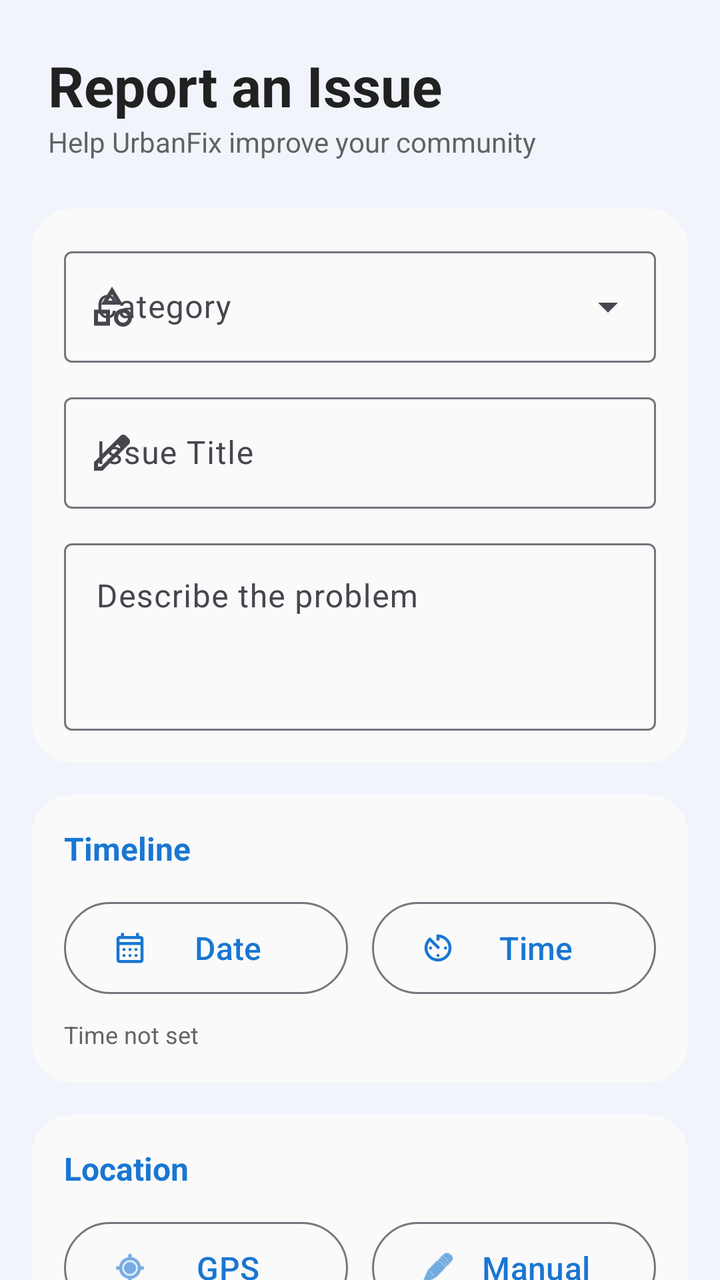
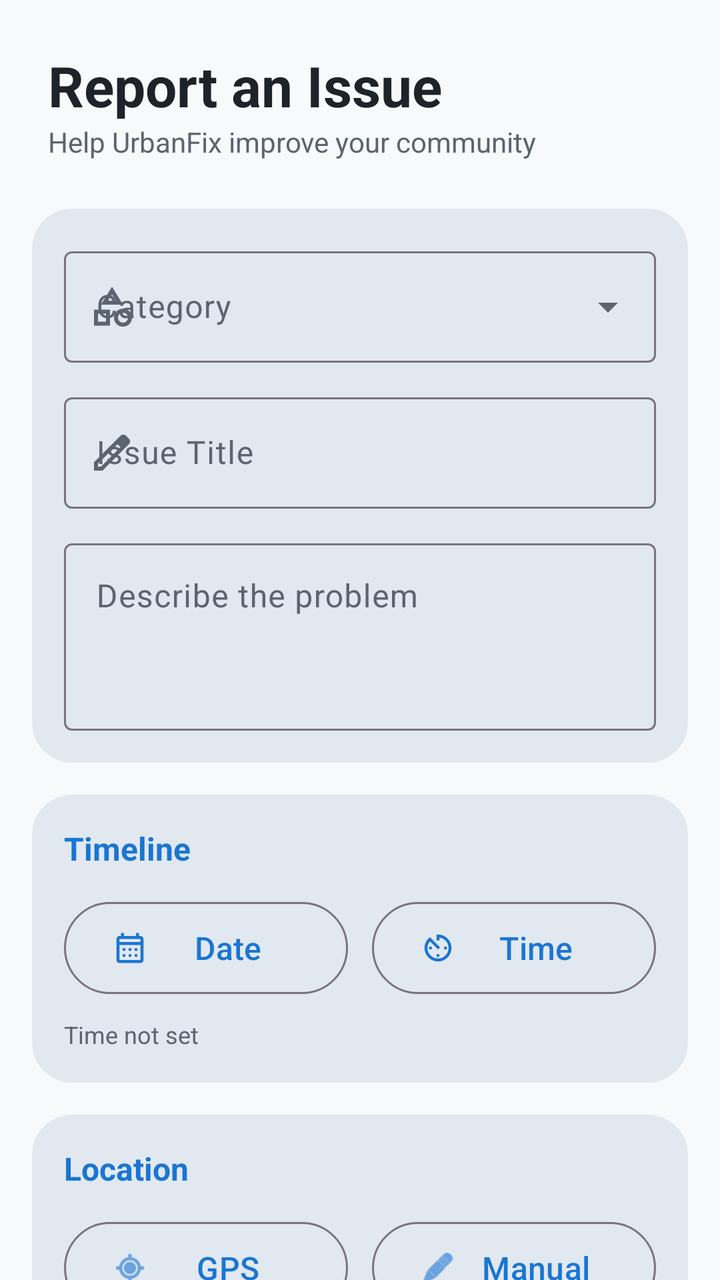

An Android layout rendered at two revisions. The XML below is the earlier revision; the diff shows what the commit changed to produce the second picture.
<!-- AndroidManifest.xml: application theme Theme.Urbanfix -->
<!-- res/layout/fragment_report.xml -->
<?xml version="1.0" encoding="utf-8"?>
<androidx.constraintlayout.widget.ConstraintLayout xmlns:android="http://schemas.android.com/apk/res/android"
    xmlns:app="http://schemas.android.com/apk/res-auto"
    xmlns:tools="http://schemas.android.com/tools"
    android:layout_width="match_parent"
    android:layout_height="match_parent"
    android:background="?android:attr/windowBackground">

    <LinearLayout
        android:id="@+id/headerLayout"
        android:layout_width="match_parent"
        android:layout_height="wrap_content"
        android:orientation="vertical"
        android:padding="24dp"
        app:layout_constraintTop_toTopOf="parent">

        <TextView
            android:layout_width="wrap_content"
            android:layout_height="wrap_content"
            android:text="Report an Issue"
            android:textColor="?attr/colorOnSurface"
            android:textSize="28sp"
            android:textStyle="bold" />

        <TextView
            android:layout_width="wrap_content"
            android:layout_height="wrap_content"
            android:alpha="0.7"
            android:text="Help UrbanFix improve your community"
            android:textColor="?attr/colorOnSurface"
            android:textSize="14sp" />
    </LinearLayout>

    <ScrollView
        android:layout_width="match_parent"
        android:layout_height="0dp"
        android:fillViewport="true"
        android:scrollbars="none"
        app:layout_constraintBottom_toBottomOf="parent"
        app:layout_constraintTop_toBottomOf="@id/headerLayout">

        <LinearLayout
            android:layout_width="match_parent"
            android:layout_height="wrap_content"
            android:orientation="vertical"
            android:paddingHorizontal="16dp"
            android:paddingBottom="24dp">

            <com.google.android.material.card.MaterialCardView
                android:layout_width="match_parent"
                android:layout_height="wrap_content"
                android:layout_marginBottom="16dp"
                app:cardBackgroundColor="?attr/colorSurface"
                app:cardCornerRadius="20dp"
                app:cardElevation="0dp"
                app:strokeWidth="0dp">

                <LinearLayout
                    android:layout_width="match_parent"
                    android:layout_height="wrap_content"
                    android:orientation="vertical"
                    android:padding="16dp">

                    <com.google.android.material.textfield.TextInputLayout
                        style="@style/Widget.Material3.TextInputLayout.OutlinedBox.ExposedDropdownMenu"
                        android:layout_width="match_parent"
                        android:layout_height="wrap_content"
                        android:hint="Category"
                        app:startIconDrawable="@drawable/ic_category">

                        <AutoCompleteTextView
                            android:id="@+id/categorySpinner"
                            android:layout_width="match_parent"
                            android:layout_height="wrap_content"
                            android:inputType="none"
                            android:textColor="?attr/colorOnSurface" />
                    </com.google.android.material.textfield.TextInputLayout>

                    <com.google.android.material.textfield.TextInputLayout
                        style="@style/Widget.Material3.TextInputLayout.OutlinedBox"
                        android:layout_width="match_parent"
                        android:layout_height="wrap_content"
                        android:layout_marginTop="12dp"
                        android:hint="Issue Title"
                        app:startIconDrawable="@drawable/ic_edit">

                        <com.google.android.material.textfield.TextInputEditText
                            android:id="@+id/etTitle"
                            android:layout_width="match_parent"
                            android:layout_height="wrap_content"
                            android:inputType="textCapSentences"
                            android:textColor="?attr/colorOnSurface" />
                    </com.google.android.material.textfield.TextInputLayout>

                    <com.google.android.material.textfield.TextInputLayout
                        style="@style/Widget.Material3.TextInputLayout.OutlinedBox"
                        android:layout_width="match_parent"
                        android:layout_height="wrap_content"
                        android:layout_marginTop="12dp"
                        android:hint="Describe the problem">

                        <com.google.android.material.textfield.TextInputEditText
                            android:id="@+id/etDescription"
                            android:layout_width="match_parent"
                            android:layout_height="wrap_content"
                            android:gravity="top"
                            android:inputType="textMultiLine"
                            android:minLines="3"
                            android:textColor="?attr/colorOnSurface" />
                    </com.google.android.material.textfield.TextInputLayout>
                </LinearLayout>
            </com.google.android.material.card.MaterialCardView>

            <com.google.android.material.card.MaterialCardView
                android:layout_width="match_parent"
                android:layout_height="wrap_content"
                android:layout_marginBottom="16dp"
                app:cardBackgroundColor="?attr/colorSurface"
                app:cardCornerRadius="20dp"
                app:cardElevation="0dp"
                app:strokeWidth="0dp">

                <LinearLayout
                    android:layout_width="match_parent"
                    android:layout_height="wrap_content"
                    android:orientation="vertical"
                    android:padding="16dp">

                    <TextView
                        android:layout_width="wrap_content"
                        android:layout_height="wrap_content"
                        android:text="Timeline"
                        android:textStyle="bold"
                        android:textColor="?attr/colorPrimary" />

                    <LinearLayout
                        android:layout_width="match_parent"
                        android:layout_height="wrap_content"
                        android:layout_marginTop="12dp"
                        android:orientation="horizontal"
                        android:weightSum="2">

                        <com.google.android.material.button.MaterialButton
                            android:id="@+id/btnPickDate"
                            style="@style/Widget.Material3.Button.OutlinedButton"
                            android:layout_width="0dp"
                            android:layout_height="54dp"
                            android:layout_weight="1"
                            android:layout_marginEnd="6dp"
                            android:text="Date"
                            app:icon="@drawable/ic_calendar" />

                        <com.google.android.material.button.MaterialButton
                            android:id="@+id/btnPickTime"
                            style="@style/Widget.Material3.Button.OutlinedButton"
                            android:layout_width="0dp"
                            android:layout_height="54dp"
                            android:layout_weight="1"
                            android:layout_marginStart="6dp"
                            android:text="Time"
                            app:icon="@drawable/ic_timer" />
                    </LinearLayout>

                    <TextView
                        android:id="@+id/tvSelectedDateTime"
                        android:layout_width="wrap_content"
                        android:layout_height="wrap_content"
                        android:layout_marginTop="8dp"
                        android:alpha="0.7"
                        android:text="Time not set"
                        android:textColor="?attr/colorOnSurface"
                        android:textSize="12sp" />
                </LinearLayout>
            </com.google.android.material.card.MaterialCardView>

            <com.google.android.material.card.MaterialCardView
                android:layout_width="match_parent"
                android:layout_height="wrap_content"
                android:layout_marginBottom="16dp"
                app:cardBackgroundColor="?attr/colorSurface"
                app:cardCornerRadius="20dp"
                app:cardElevation="0dp"
                app:strokeWidth="0dp">

                <LinearLayout
                    android:layout_width="match_parent"
                    android:layout_height="wrap_content"
                    android:orientation="vertical"
                    android:padding="16dp">

                    <TextView
                        android:layout_width="wrap_content"
                        android:layout_height="wrap_content"
                        android:text="Location"
                        android:textStyle="bold"
                        android:textColor="?attr/colorPrimary" />

                    <LinearLayout
                        android:layout_width="match_parent"
                        android:layout_height="wrap_content"
                        android:layout_marginTop="12dp"
                        android:orientation="horizontal"
                        android:weightSum="2">

                        <com.google.android.material.button.MaterialButton
                            android:id="@+id/btnCurrentLoc"
                            style="@style/Widget.Material3.Button.OutlinedButton"
                            android:layout_width="0dp"
                            android:layout_height="54dp"
                            android:layout_weight="1"
                            android:layout_marginEnd="6dp"
                            android:text="GPS"
                            app:icon="@android:drawable/ic_menu_mylocation" />

                        <com.google.android.material.button.MaterialButton
                            android:id="@+id/btnManualLoc"
                            style="@style/Widget.Material3.Button.OutlinedButton"
                            android:layout_width="0dp"
                            android:layout_height="54dp"
                            android:layout_weight="1"
                            android:layout_marginStart="6dp"
                            android:text="Manual"
                            app:icon="@android:drawable/ic_menu_edit" />
                    </LinearLayout>

                    <TextView
                        android:id="@+id/tvSelectedLocation"
                        android:layout_width="wrap_content"
                        android:layout_height="wrap_content"
                        android:layout_marginTop="8dp"
                        android:alpha="0.7"
                        android:text="Location not set"
                        android:textColor="?attr/colorOnSurface"
                        android:textSize="12sp" />
                </LinearLayout>
            </com.google.android.material.card.MaterialCardView>

            <com.google.android.material.card.MaterialCardView
                android:layout_width="match_parent"
                android:layout_height="wrap_content"
                android:layout_marginBottom="16dp"
                app:cardBackgroundColor="?attr/colorSurface"
                app:cardCornerRadius="20dp"
                app:cardElevation="0dp"
                app:strokeWidth="0dp">

                <LinearLayout
                    android:layout_width="match_parent"
                    android:layout_height="wrap_content"
                    android:orientation="vertical"
                    android:padding="16dp">

                    <TextView
                        android:layout_width="wrap_content"
                        android:layout_height="wrap_content"
                        android:text="Evidence Photos"
                        android:textStyle="bold"
                        android:textColor="?attr/colorPrimary" />

                    <androidx.recyclerview.widget.RecyclerView
                        android:id="@+id/rvImagePreview"
                        android:layout_width="match_parent"
                        android:layout_height="wrap_content"
                        android:layout_marginTop="12dp"
                        android:orientation="horizontal"
                        app:layoutManager="androidx.recyclerview.widget.LinearLayoutManager"
                        tools:listitem="@layout/item_image" />

                    <LinearLayout
                        android:layout_width="match_parent"
                        android:layout_height="wrap_content"
                        android:layout_marginTop="12dp"
                        android:orientation="horizontal"
                        android:weightSum="2">

                        <com.google.android.material.button.MaterialButton
                            android:id="@+id/btnCamera"
                            style="@style/Widget.Material3.Button.OutlinedButton"
                            android:layout_width="0dp"
                            android:layout_height="54dp"
                            android:layout_weight="1"
                            android:layout_marginEnd="6dp"
                            android:text="Camera"
                            app:icon="@android:drawable/ic_menu_camera" />

                        <com.google.android.material.button.MaterialButton
                            android:id="@+id/btnGallery"
                            style="@style/Widget.Material3.Button.OutlinedButton"
                            android:layout_width="0dp"
                            android:layout_height="54dp"
                            android:layout_weight="1"
                            android:layout_marginStart="6dp"
                            android:text="Gallery"
                            app:icon="@android:drawable/ic_menu_gallery" />
                    </LinearLayout>
                </LinearLayout>
            </com.google.android.material.card.MaterialCardView>

            <TextView
                android:layout_width="wrap_content"
                android:layout_height="wrap_content"
                android:text="How urgent is this?"
                android:layout_marginStart="4dp"
                android:layout_marginBottom="8dp"
                android:textColor="?attr/colorOnSurface"
                android:textStyle="bold" />

            <com.google.android.material.button.MaterialButtonToggleGroup
                android:id="@+id/priorityToggle"
                android:layout_width="match_parent"
                android:layout_height="wrap_content"
                android:layout_marginBottom="24dp"
                app:singleSelection="true"
                app:selectionRequired="true">

                <com.google.android.material.button.MaterialButton
                    android:id="@+id/btnLow"
                    style="@style/Widget.Material3.Button.OutlinedButton"
                    android:layout_width="0dp"
                    android:layout_height="wrap_content"
                    android:layout_weight="1"
                    android:text="Low" />

                <com.google.android.material.button.MaterialButton
                    android:id="@+id/btnMedium"
                    style="@style/Widget.Material3.Button.OutlinedButton"
                    android:layout_width="0dp"
                    android:layout_height="wrap_content"
                    android:layout_weight="1"
                    android:text="Standard" />

                <com.google.android.material.button.MaterialButton
                    android:id="@+id/btnHigh"
                    style="@style/Widget.Material3.Button.OutlinedButton"
                    android:layout_width="0dp"
                    android:layout_height="wrap_content"
                    android:layout_weight="1"
                    android:text="Urgent" />
            </com.google.android.material.button.MaterialButtonToggleGroup>

            <com.google.android.material.button.MaterialButton
                android:id="@+id/btnSubmit"
                android:layout_width="match_parent"
                android:layout_height="60dp"
                android:text="Submit Report"
                android:textStyle="bold"
                app:cornerRadius="16dp" />

        </LinearLayout>
    </ScrollView>
</androidx.constraintlayout.widget.ConstraintLayout>
<!-- res/layout/item_image.xml (included above) -->
<?xml version="1.0" encoding="utf-8"?>
<com.google.android.material.card.MaterialCardView
    xmlns:android="http://schemas.android.com/apk/res/android"
    xmlns:app="http://schemas.android.com/apk/res-auto"
    android:layout_width="100dp"
    android:layout_height="100dp"
    android:layout_margin="4dp"
    app:cardCornerRadius="8dp"
    app:cardElevation="2dp"
    app:strokeWidth="1dp"
    app:strokeColor="?attr/colorOutlineVariant">

    <FrameLayout
        android:layout_width="match_parent"
        android:layout_height="match_parent">

        <ImageView
            android:id="@+id/ivPreview"
            android:layout_width="match_parent"
            android:layout_height="match_parent"
            android:scaleType="centerCrop"
            android:src="@android:drawable/ic_menu_gallery" />

        <ImageButton
            android:id="@+id/btnRemoveImage"
            android:layout_width="24dp"
            android:layout_height="24dp"
            android:layout_gravity="top|end"
            android:layout_margin="4dp"
            android:background="@drawable/ic_cancel"
            android:backgroundTint="#B00020"
            android:contentDescription="Remove" />

    </FrameLayout>
</com.google.android.material.card.MaterialCardView>
<!-- resources referenced by this layout -->
<resources>
  <!-- drawable ic_cancel (drawable) -->
  <vector xmlns:android="http://schemas.android.com/apk/res/android" android:height="24dp" android:tint="#000000" android:viewportHeight="24" android:viewportWidth="24" android:width="24dp">
        
      <path android:fillColor="@android:color/white" android:pathData="M12,2C6.47,2 2,6.47 2,12s4.47,10 10,10 10,-4.47 10,-10S17.53,2 12,2zM17,15.59L15.59,17 12,13.41 8.41,17 7,15.59 10.59,12 7,8.41 8.41,7 12,10.59 15.59,7 17,8.41 13.41,12 17,15.59z"/>
      
  </vector>
  <!-- drawable ic_category (drawable) -->
  <vector xmlns:android="http://schemas.android.com/apk/res/android"
      android:width="24dp"
      android:height="24dp"
      android:viewportWidth="960"
      android:viewportHeight="960">
    <path
        android:pathData="m260,440 l220,-360 220,360L260,440ZM700,880q-75,0 -127.5,-52.5T520,700q0,-75 52.5,-127.5T700,520q75,0 127.5,52.5T880,700q0,75 -52.5,127.5T700,880ZM120,860v-320h320v320L120,860ZM700,800q42,0 71,-29t29,-71q0,-42 -29,-71t-71,-29q-42,0 -71,29t-29,71q0,42 29,71t71,29ZM200,780h160v-160L200,620v160ZM402,360h156l-78,-126 -78,126ZM480,360ZM360,620ZM700,700Z"
        android:fillColor="#e3e3e3"/>
  </vector>
  <!-- drawable ic_edit (drawable) -->
  <vector xmlns:android="http://schemas.android.com/apk/res/android"
      android:width="24dp"
      android:height="24dp"
      android:viewportWidth="960"
      android:viewportHeight="960">
    <path
        android:pathData="M200,760h57l391,-391 -57,-57 -391,391v57ZM120,840v-170l528,-527q12,-11 26.5,-17t30.5,-6q16,0 31,6t26,18l55,56q12,11 17.5,26t5.5,30q0,16 -5.5,30.5T817,313L290,840L120,840ZM760,256 L704,200 760,256ZM619,341 L591,312 648,369 619,341Z"
        android:fillColor="#e3e3e3"/>
  </vector>
  <!-- drawable ic_timer (drawable) -->
  <vector xmlns:android="http://schemas.android.com/apk/res/android"
      android:width="24dp"
      android:height="24dp"
      android:viewportWidth="960"
      android:viewportHeight="960">
    <path
        android:pathData="M340.5,811.5Q275,783 226,734t-77.5,-114.5Q120,554 120,480q0,-44 10,-85.5t29,-78q19,-36.5 45.5,-68T264,192l272,272 -56,56 -216,-216q-30,36 -47,80.5T200,480q0,116 82,198t198,82q116,0 198,-82t82,-198q0,-107 -68.5,-184.5T520,204v76h-80v-160h40q74,0 139.5,28.5T734,226q49,49 77.5,114.5T840,480q0,74 -28.5,139.5T734,734q-49,49 -114.5,77.5T480,840q-74,0 -139.5,-28.5ZM251.5,508.5Q240,497 240,480t11.5,-28.5Q263,440 280,440t28.5,11.5Q320,463 320,480t-11.5,28.5Q297,520 280,520t-28.5,-11.5ZM451.5,708.5Q440,697 440,680t11.5,-28.5Q463,640 480,640t28.5,11.5Q520,663 520,680t-11.5,28.5Q497,720 480,720t-28.5,-11.5ZM651.5,508.5Q640,497 640,480t11.5,-28.5Q663,440 680,440t28.5,11.5Q720,463 720,480t-11.5,28.5Q697,520 680,520t-28.5,-11.5Z"
        android:fillColor="#e3e3e3"/>
  </vector>
  <style name="Theme.Urbanfix" parent="Base.Theme.Urbanfix" />
  <style name="Base.Theme.Urbanfix" parent="Theme.Material3.DayNight.NoActionBar">
          <item name="colorPrimary">#1976D2</item>
          <item name="colorOnPrimary">#FFFFFF</item>
          <item name="colorSecondary">#42A5F5</item>
          <item name="colorOnSecondary">#FFFFFF</item>
  
          <item name="android:statusBarColor">#1976D2</item>
          <item name="android:windowLightStatusBar">false</item>
  
          <item name="android:windowBackground">@color/google_lavender_blue</item>
          <item name="colorSurface">@color/dark_white_card</item>
          <item name="colorOnSurface">#212121</item>
          <item name="colorSurfaceVariant">#ECEFF1</item>
  
          <item name="elevationOverlayEnabled">false</item>
  
          <item name="android:textSize">16sp</item>
      </style>
  <color name="google_lavender_blue">#F1F5FB</color>
  <color name="dark_white_card">#FAFAFA</color>
  <!-- unchanged entries left out for length: 1 -->
</resources>

<!-- the commit's change to res/layout/fragment_report.xml (unified diff, before → after) -->
@@ -25,10 +25,8 @@
         <TextView
             android:layout_width="wrap_content"
             android:layout_height="wrap_content"
-            android:alpha="0.7"
             android:text="Help UrbanFix improve your community"
-            android:textColor="?attr/colorOnSurface"
-            android:textSize="14sp" />
+            android:textColor="?attr/colorOnSurfaceVariant" android:textSize="14sp" />
     </LinearLayout>
 
     <ScrollView
@@ -50,8 +48,7 @@
                 android:layout_width="match_parent"
                 android:layout_height="wrap_content"
                 android:layout_marginBottom="16dp"
-                app:cardBackgroundColor="?attr/colorSurface"
-                app:cardCornerRadius="20dp"
+                app:cardBackgroundColor="?attr/colorSurfaceVariant" app:cardCornerRadius="20dp"
                 app:cardElevation="0dp"
                 app:strokeWidth="0dp">
 
@@ -115,8 +112,7 @@
                 android:layout_width="match_parent"
                 android:layout_height="wrap_content"
                 android:layout_marginBottom="16dp"
-                app:cardBackgroundColor="?attr/colorSurface"
-                app:cardCornerRadius="20dp"
+                app:cardBackgroundColor="?attr/colorSurfaceVariant" app:cardCornerRadius="20dp"
                 app:cardElevation="0dp"
                 app:strokeWidth="0dp">
 
@@ -166,10 +162,8 @@
                         android:layout_width="wrap_content"
                         android:layout_height="wrap_content"
                         android:layout_marginTop="8dp"
-                        android:alpha="0.7"
                         android:text="Time not set"
-                        android:textColor="?attr/colorOnSurface"
-                        android:textSize="12sp" />
+                        android:textColor="?attr/colorOnSurfaceVariant" android:textSize="12sp" />
                 </LinearLayout>
             </com.google.android.material.card.MaterialCardView>
 
@@ -177,8 +171,7 @@
                 android:layout_width="match_parent"
                 android:layout_height="wrap_content"
                 android:layout_marginBottom="16dp"
-                app:cardBackgroundColor="?attr/colorSurface"
-                app:cardCornerRadius="20dp"
+                app:cardBackgroundColor="?attr/colorSurfaceVariant" app:cardCornerRadius="20dp"
                 app:cardElevation="0dp"
                 app:strokeWidth="0dp">
 
@@ -228,10 +221,8 @@
                         android:layout_width="wrap_content"
                         android:layout_height="wrap_content"
                         android:layout_marginTop="8dp"
-                        android:alpha="0.7"
                         android:text="Location not set"
-                        android:textColor="?attr/colorOnSurface"
-                        android:textSize="12sp" />
+                        android:textColor="?attr/colorOnSurfaceVariant" android:textSize="12sp" />
                 </LinearLayout>
             </com.google.android.material.card.MaterialCardView>
 
@@ -239,8 +230,7 @@
                 android:layout_width="match_parent"
                 android:layout_height="wrap_content"
                 android:layout_marginBottom="16dp"
-                app:cardBackgroundColor="?attr/colorSurface"
-                app:cardCornerRadius="20dp"
+                app:cardBackgroundColor="?attr/colorSurfaceVariant" app:cardCornerRadius="20dp"
                 app:cardElevation="0dp"
                 app:strokeWidth="0dp">
 
<!-- resource entries referenced after the edit -->
@@ -43,20 +43,26 @@
           <item name="colorSecondary">#42A5F5</item>
           <item name="colorOnSecondary">#FFFFFF</item>
   
-          <item name="android:statusBarColor">#1976D2</item>
-          <item name="android:windowLightStatusBar">false</item>
+          <item name="android:statusBarColor">@color/premium_bg</item>
+          <item name="android:windowLightStatusBar">true</item>
   
-          <item name="android:windowBackground">@color/google_lavender_blue</item>
-          <item name="colorSurface">@color/dark_white_card</item>
-          <item name="colorOnSurface">#212121</item>
-          <item name="colorSurfaceVariant">#ECEFF1</item>
+          <item name="android:windowBackground">@color/premium_bg</item>
+          <item name="colorSurface">@color/premium_bg</item>
+          <item name="colorOnSurface">@color/text_primary</item>
+  
+          <item name="colorSurfaceVariant">@color/premium_card_contrast</item>
+          <item name="colorOnSurfaceVariant">@color/text_secondary</item>
+  
+          <item name="colorSurfaceContainer">#FFFFFF</item>
   
           <item name="elevationOverlayEnabled">false</item>
   
           <item name="android:textSize">16sp</item>
       </style>
-  <color name="google_lavender_blue">#F1F5FB</color>
-  <color name="dark_white_card">#FAFAFA</color>
+  <color name="premium_bg">#F8F9FA</color>
+  <color name="text_primary">#1E2229</color>
+  <color name="premium_card_contrast">#E2E8F0</color>
+  <color name="text_secondary">#5C6470</color>
   <!-- unchanged entries left out for length: 1 -->
 </resources>
 
